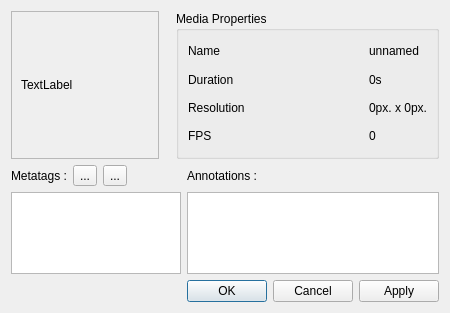
Before: the Qt Designer form src/Gui/ui/ClipProperty.ui in VLMC/vlmc, drawn with Qt 5.
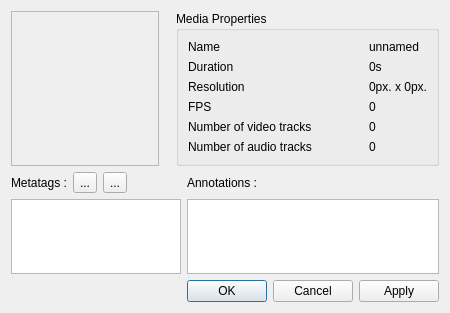
After: the same form once the commit is applied. Icons and pictures are not drawn.

Commit message:
Refactored track counting.
Adding track count to clip property window

The edit to the form file:
```diff
--- a/src/Gui/ui/ClipProperty.ui
+++ b/src/Gui/ui/ClipProperty.ui
@@ -50,7 +50,7 @@
          </size>
         </property>
         <property name="text">
-         <string>TextLabel</string>
+         <string/>
         </property>
        </widget>
       </item>
@@ -156,6 +156,34 @@
         </property>
        </widget>
       </item>
+      <item row="4" column="0">
+       <widget class="QLabel" name="nbVideoTracks">
+        <property name="text">
+         <string>Number of video tracks</string>
+        </property>
+       </widget>
+      </item>
+      <item row="5" column="0">
+       <widget class="QLabel" name="nbAudioTracks">
+        <property name="text">
+         <string>Number of audio tracks</string>
+        </property>
+       </widget>
+      </item>
+      <item row="4" column="1">
+       <widget class="QLabel" name="nbVideoTracksValueLabel">
+        <property name="text">
+         <string>0</string>
+        </property>
+       </widget>
+      </item>
+      <item row="5" column="1">
+       <widget class="QLabel" name="nbAudioTracksValueLabel">
+        <property name="text">
+         <string>0</string>
+        </property>
+       </widget>
+      </item>
      </layout>
     </widget>
    </item>
```
The commit also changes 7 other files.
